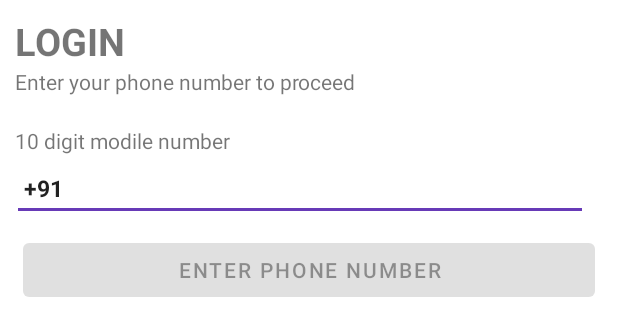
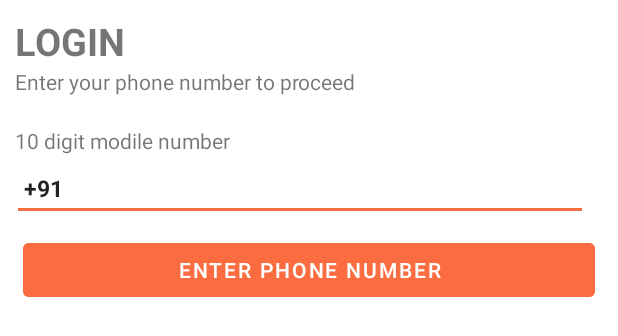
Before and after one commit to gsqures/swiggy, an Android app: the layout logindialog.xml on its own in the app's theme, with its tools: preview values and no code run, on a phone screen of 412 x 824 dp. Shown: the top 336 px of the screen. Run offline under Robolectric (Android 15) with nearby library versions, the phone set to English and light mode, and no system bars.

Commit message:
change color in login dialog

```diff
--- a/app/build.gradle
+++ b/app/build.gradle
@@ -42,4 +42,5 @@ dependencies {
     implementation 'com.synnapps:carouselview:0.1.5'
     implementation 'com.chaos.view:pinview:1.4.3'
 
+
 }
--- a/app/src/main/AndroidManifest.xml
+++ b/app/src/main/AndroidManifest.xml
@@ -9,7 +9,7 @@
         android:roundIcon="@mipmap/ic_launcher_round"
         android:supportsRtl="true"
         android:theme="@style/Theme.Swiggy">
-        <activity android:name=".verify_details"></activity>
+        <activity android:name=".Verify_details"></activity>
         <activity android:name=".OpeningPageBeforeLogin">
             <intent-filter>
                 <action android:name="android.intent.action.MAIN" />
--- a/app/src/main/java/com/example/swiggy/OpeningPageBeforeLogin.java
+++ b/app/src/main/java/com/example/swiggy/OpeningPageBeforeLogin.java
@@ -118,7 +118,7 @@ public class OpeningPageBeforeLogin extends AppCompatActivity {
         submitph.setOnClickListener(new View.OnClickListener() {
             @Override
             public void onClick(View v) {
-                Intent intn = new Intent(OpeningPageBeforeLogin.this,verify_details.class);
+                Intent intn = new Intent(OpeningPageBeforeLogin.this,Verify_details.class);
                 intn.putExtra("phonenumber",phn.getText().toString());
                 startActivity(intn);
             }
--- a/app/src/main/java/com/example/swiggy/verify_details.java
+++ b/app/src/main/java/com/example/swiggy/Verify_details.java
@@ -6,7 +6,7 @@ import android.content.Intent;
 import android.os.Bundle;
 import android.widget.TextView;
 
-public class verify_details extends AppCompatActivity {
+public class Verify_details extends AppCompatActivity {
     TextView phnno;
 
     @Override
--- a/app/src/main/res/drawable/enternumberborder.xml
+++ b/app/src/main/res/drawable/enternumberborder.xml
@@ -3,7 +3,7 @@
     <item android:gravity="bottom">
         <shape>
             <size android:height="2dp"/>
-            <solid android:color="#673AB7"/>
+            <solid android:color="#FB6D40"/>
         </shape>
     </item>
 </layer-list>
--- a/app/src/main/res/layout/logindialog.xml
+++ b/app/src/main/res/layout/logindialog.xml
@@ -64,6 +64,8 @@
         android:layout_width="match_parent"
         android:layout_height="wrap_content"
         android:text="ENTER PHONE NUMBER"
+        android:backgroundTint="#FB6D40"
+        android:textColor="#FFF"
         android:layout_margin="15dp"
         android:enabled="false"/>
     <View
--- a/app/src/main/res/values/themes.xml
+++ b/app/src/main/res/values/themes.xml
@@ -13,4 +13,5 @@
         <item name="android:statusBarColor" tools:targetApi="l">?attr/colorPrimaryVariant</item>
         <!-- Customize your theme here. -->
     </style>
+
 </resources>
--- a/build.gradle
+++ b/build.gradle
@@ -17,6 +17,7 @@ allprojects {
     repositories {
         google()
         jcenter()
+
     }
 }
 
```
Also changed, not shown: app/src/main/res/layout/verify_details.xml (+4 -18 lines).
